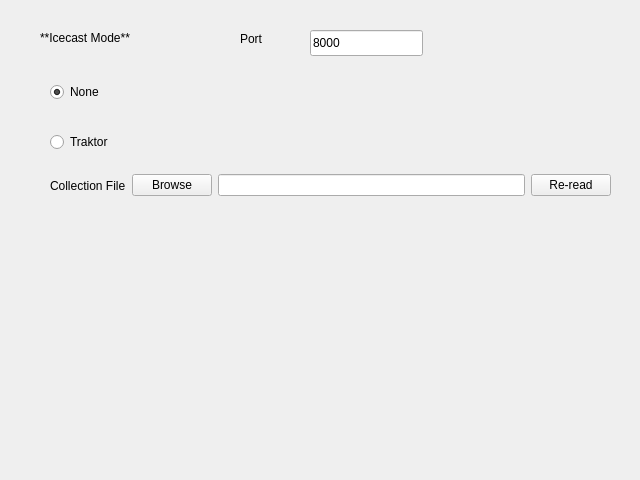
This is nowplaying/resources/inputs_icecast_ui.ui in e1miran/Now-Playing-Serato as Qt 5 draws it before an edit. The edited form follows.
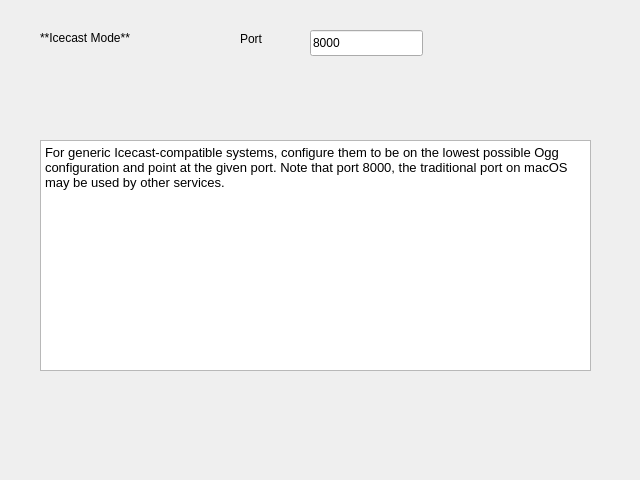
This is the edited form.

Commit message: break apart virtual dj and traktor from protocols (#553)

```diff
--- a/nowplaying/resources/inputs_icecast_ui.ui
+++ b/nowplaying/resources/inputs_icecast_ui.ui
@@ -32,77 +32,6 @@
     <enum>Qt::MarkdownText</enum>
    </property>
   </widget>
-  <widget class="QRadioButton" name="traktor_button">
-   <property name="geometry">
-    <rect>
-     <x>50</x>
-     <y>130</y>
-     <width>98</width>
-     <height>24</height>
-    </rect>
-   </property>
-   <property name="text">
-    <string>Traktor</string>
-   </property>
-   <attribute name="buttonGroup">
-    <string notr="true">mode_buttongroup</string>
-   </attribute>
-  </widget>
-  <widget class="QRadioButton" name="none_button">
-   <property name="geometry">
-    <rect>
-     <x>50</x>
-     <y>80</y>
-     <width>98</width>
-     <height>24</height>
-    </rect>
-   </property>
-   <property name="text">
-    <string>None</string>
-   </property>
-   <property name="checked">
-    <bool>true</bool>
-   </property>
-   <attribute name="buttonGroup">
-    <string notr="true">mode_buttongroup</string>
-   </attribute>
-  </widget>
-  <widget class="QWidget" name="horizontalLayoutWidget">
-   <property name="geometry">
-    <rect>
-     <x>50</x>
-     <y>160</y>
-     <width>561</width>
-     <height>51</height>
-    </rect>
-   </property>
-   <layout class="QHBoxLayout" name="traktor_layout">
-    <item>
-     <widget class="QLabel" name="traktor_collection_label">
-      <property name="text">
-       <string>Collection File</string>
-      </property>
-     </widget>
-    </item>
-    <item>
-     <widget class="QPushButton" name="traktor_browse_button">
-      <property name="text">
-       <string>Browse</string>
-      </property>
-     </widget>
-    </item>
-    <item>
-     <widget class="QLineEdit" name="traktor_collection_lineedit"/>
-    </item>
-    <item>
-     <widget class="QPushButton" name="traktor_rebuild_button">
-      <property name="text">
-       <string>Re-read</string>
-      </property>
-     </widget>
-    </item>
-   </layout>
-  </widget>
   <widget class="QLabel" name="port_label">
    <property name="geometry">
     <rect>
@@ -132,6 +61,26 @@
     <string>8000</string>
    </property>
   </widget>
+  <widget class="QTextBrowser" name="info_text">
+   <property name="geometry">
+    <rect>
+     <x>40</x>
+     <y>140</y>
+     <width>551</width>
+     <height>231</height>
+    </rect>
+   </property>
+   <property name="html">
+    <string>&lt;!DOCTYPE HTML PUBLIC &quot;-//W3C//DTD HTML 4.0//EN&quot; &quot;http://www.w3.org/TR/REC-html40/strict.dtd&quot;&gt;
+&lt;html&gt;&lt;head&gt;&lt;meta name=&quot;qrichtext&quot; content=&quot;1&quot; /&gt;&lt;meta charset=&quot;utf-8&quot; /&gt;&lt;style type=&quot;text/css&quot;&gt;
+p, li { white-space: pre-wrap; }
+hr { height: 1px; border-width: 0; }
+li.unchecked::marker { content: &quot;\2610&quot;; }
+li.checked::marker { content: &quot;\2612&quot;; }
+&lt;/style&gt;&lt;/head&gt;&lt;body style=&quot; font-family:'Sans'; font-size:10pt; font-weight:400; font-style:normal;&quot;&gt;
+&lt;p style=&quot; margin-top:0px; margin-bottom:0px; margin-left:0px; margin-right:0px; -qt-block-indent:0; text-indent:0px;&quot;&gt;For generic Icecast-compatible systems, configure them to be on the lowest possible Ogg configuration and point at the given port. Note that port 8000, the traditional port on macOS may be used by other services.&lt;/p&gt;&lt;/body&gt;&lt;/html&gt;</string>
+   </property>
+  </widget>
  </widget>
  <resources/>
  <connections/>
```
Left out of the diff: 3 changed lines with no effect on the pictures. The commit also changes 24 other files.
